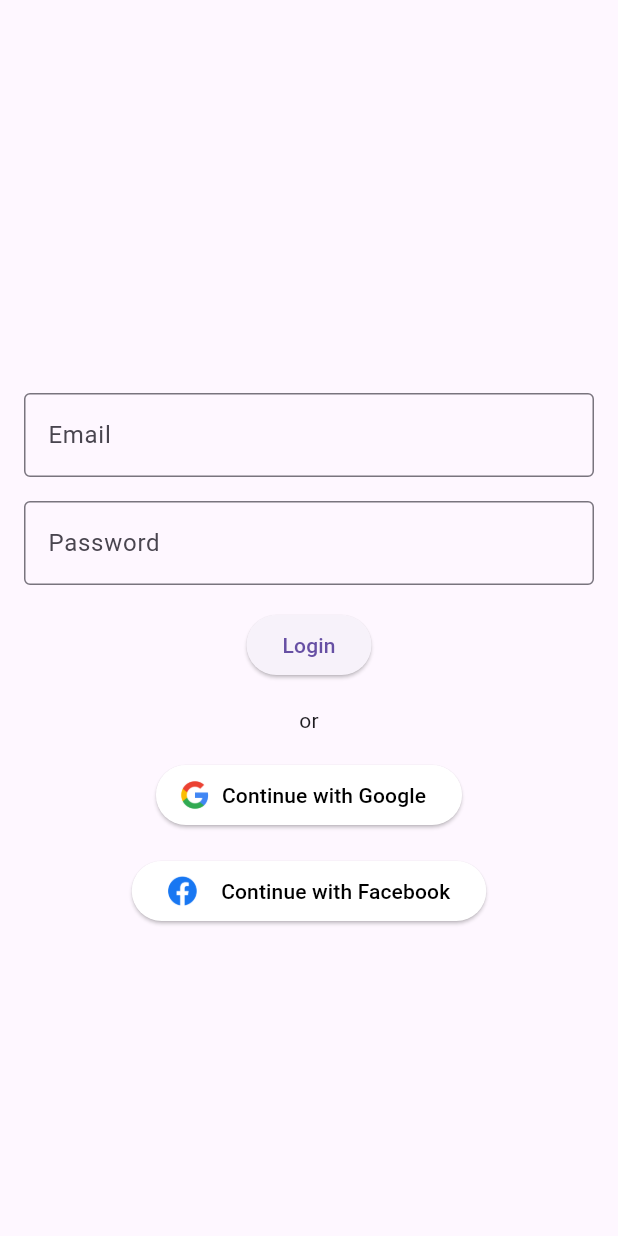
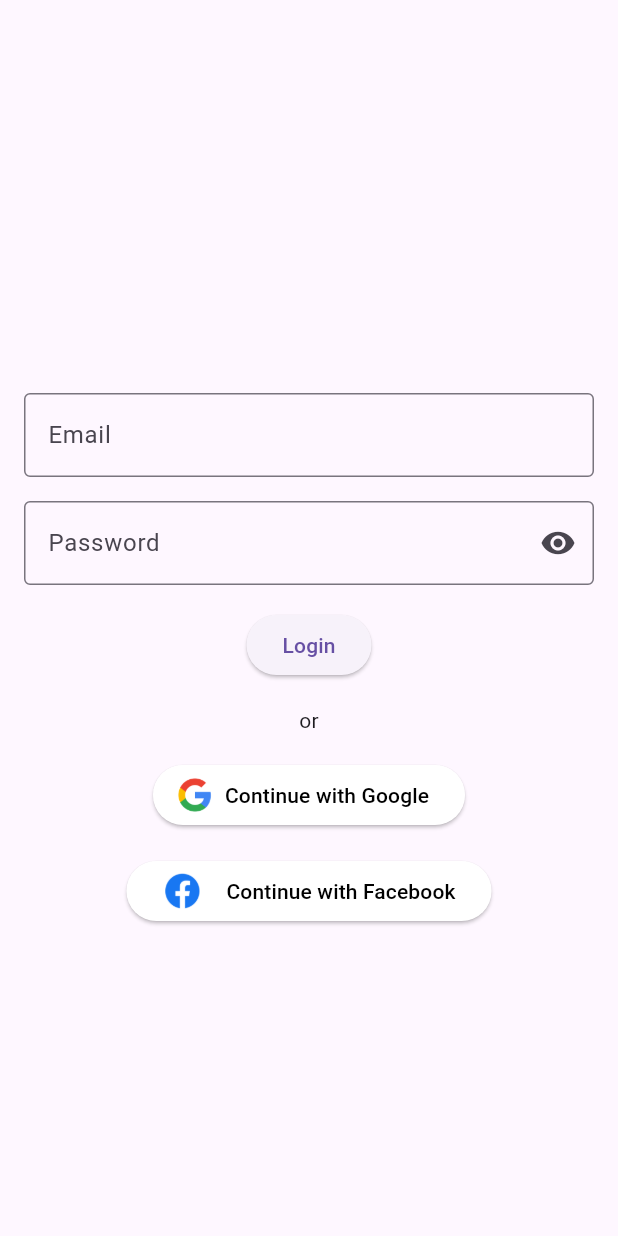
Before and after one commit to rojanparajuli/Inventory, a Flutter app: the screen it shows after launch, on a phone screen of 412 x 824 dp. Run offline on Flutter 3.47's test engine with Material 3 defaults, Android fonts, the phone set to English and light mode, and no system bars; our stand-ins replace get, sqflite; accounts and stored records are empty.

Commit message:
first commit

```diff
--- /dev/null
+++ b/lib/controller/login_controller.dart
@@ -0,0 +1,9 @@
+import 'package:get/get.dart';
+
+class LoginController extends GetxController {
+  var obscureText = true.obs;
+
+  void togglePasswordVisibility() {
+    obscureText.value = !obscureText.value;
+  }
+}
--- a/lib/view/login/login.dart
+++ b/lib/view/login/login.dart
@@ -1,9 +1,11 @@
 import 'package:flutter/material.dart';
 import 'package:get/get.dart';
+import 'package:inventory/controller/login_controller.dart';
 import 'package:inventory/view/home/inventory_screen.dart';
 
 class LoginScreen extends StatelessWidget {
   final _formKey = GlobalKey<FormState>();
+  final LoginController loginController = Get.put(LoginController());
 
   LoginScreen({super.key});
 
@@ -11,7 +13,7 @@ class LoginScreen extends StatelessWidget {
   Widget build(BuildContext context) {
     return Scaffold(
       appBar: AppBar(
-
+        // title: const Text('Login Screen'),
       ),
       body: Padding(
         padding: const EdgeInsets.all(16.0),
@@ -33,11 +35,20 @@ class LoginScreen extends StatelessWidget {
                 },
               ),
               const SizedBox(height: 16.0),
-              TextFormField(
-                obscureText: true,
-                decoration: const InputDecoration(
+              Obx(
+                () => TextFormField(
+                  obscureText: loginController.obscureText.value,
+                  decoration: InputDecoration(
                     labelText: 'Password',
-                  border: OutlineInputBorder(),
+                    border: const OutlineInputBorder(),
+                    suffixIcon: IconButton(
+                      icon: Icon(
+                        loginController.obscureText.value
+                            ? Icons.visibility
+                            : Icons.visibility_off,
+                      ),
+                      onPressed: loginController.togglePasswordVisibility,
+                    ),
                   ),
                   validator: (value) {
                     if (value == null || value.isEmpty) {
@@ -45,6 +56,7 @@ class LoginScreen extends StatelessWidget {
                     }
                     return null;
                   },
+                ),
               ),
               const SizedBox(height: 16.0),
               ElevatedButton(
@@ -60,8 +72,9 @@ class LoginScreen extends StatelessWidget {
               const SizedBox(height: 16.0),
               ElevatedButton.icon(
                 onPressed: () {
+                  // Handle Google login
                 },
-                icon: Image.asset('assets/Google.png', height: 20.0),
+                icon: Image.asset('assets/Google.png', height: 24.0),
                 label: const Text('Continue with Google'),
                 style: ElevatedButton.styleFrom(
                   foregroundColor: Colors.black, backgroundColor: Colors.white,
@@ -70,12 +83,12 @@ class LoginScreen extends StatelessWidget {
               const SizedBox(height: 16.0),
               ElevatedButton.icon(
                 onPressed: () {
+                  // Handle Facebook login
                 },
-                icon: Image.asset('assets/Facebook.png', height: 20.0),
+                icon: Image.asset('assets/Facebook.png', height: 24.0),
                 label: const Text('Continue with Facebook'),
                 style: ElevatedButton.styleFrom(
-                  foregroundColor: Colors.black,
-                  backgroundColor: Colors.white,
+                  foregroundColor: Colors.black, backgroundColor: Colors.white,
                 ),
               ),
             ],
```
Lines whose indentation alone changed are shown as unchanged.
